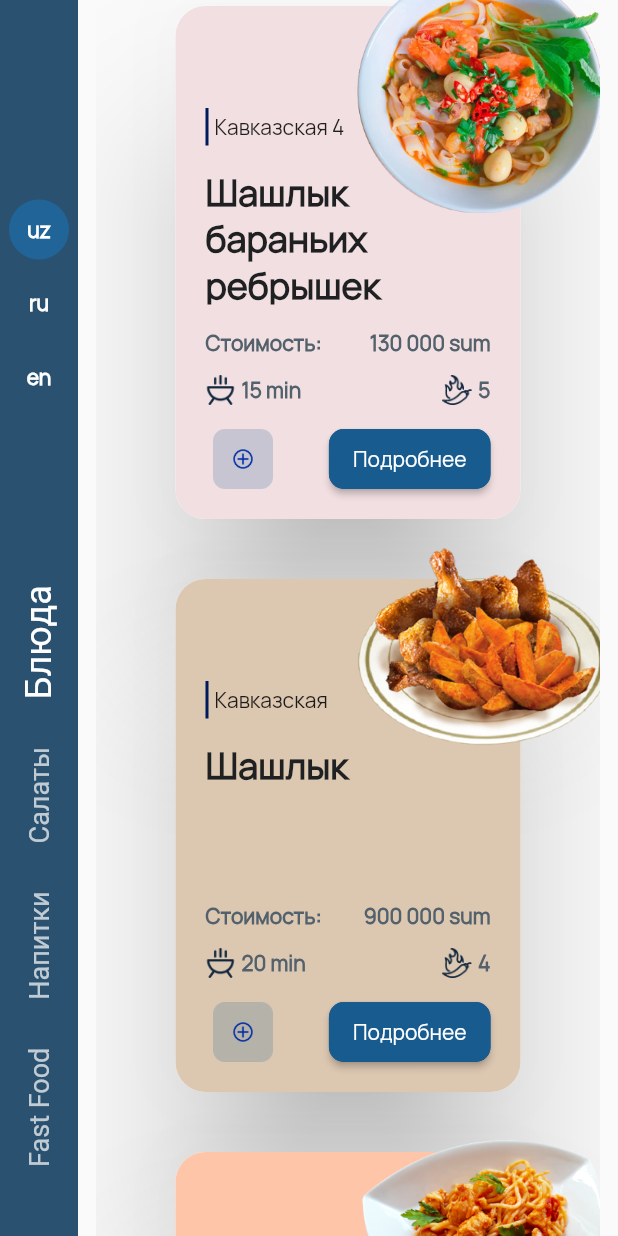
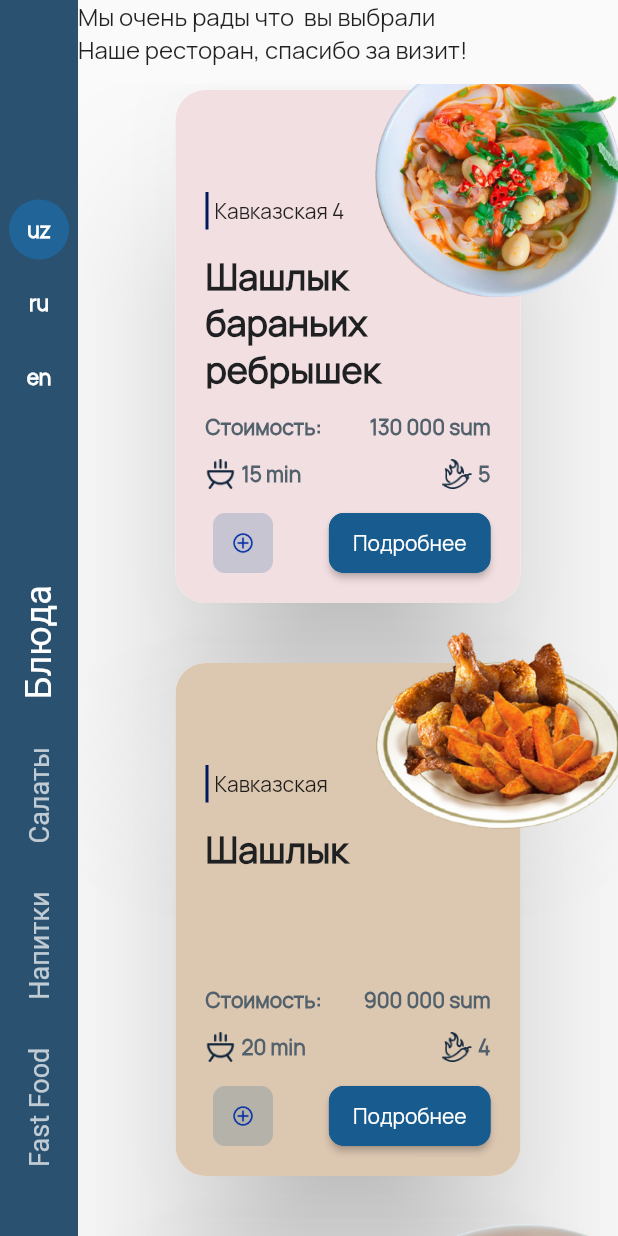
Before and after one commit to ZayniddinMamarasulov/restaurant_menu, a Flutter app: the screen it shows after launch, on a phone screen of 412 x 824 dp. Run offline on Flutter 3.47's test engine with Material 2 defaults, Android fonts, the phone set to English and light mode, and no system bars; our stand-ins replace flutter_native_splash.

Commit message:
ui adapted to flutter web

```diff
--- a/lib/screens/dishes_page.dart
+++ b/lib/screens/dishes_page.dart
@@ -19,49 +19,64 @@ class _DishesPageState extends State<DishesPage> {
   Widget build(BuildContext context) {
     return WillPopScope(
       onWillPop: () {
-        //trigger leaving and use own data
-        // Navigator.pop(context, false);
         _isItemSelected
             ? setState(() {
                 _isItemSelected = false;
               })
             : exit(0);
-
-        //we need to return a future
         return Future.value(false);
       },
       child: SafeArea(
           child: _isItemSelected
               ? DetailsPage(_selectedItemIndex)
               : Scaffold(
-                body: Padding(
-                padding: const EdgeInsets.fromLTRB(12, 0, 12, 0),
-                child: Column(
+                  body: LayoutBuilder(
+                    builder:
+                        (BuildContext context, BoxConstraints constraints) {
+                      return defaultUI(constraints);
+                    },
+                  ),
+                )),
+    );
+  }
+
+  Widget defaultUI(BoxConstraints constraints) {
+    print("width : ${constraints.maxWidth}");
+    var axisCount = 1;
+    var current = constraints.maxWidth;
+    if (current <= 500) {
+      axisCount = 1;
+    } else if (current > 500 && current <= 750) {
+      axisCount = 2;
+    } else if (current > 750 && current <= 1000) {
+      axisCount = 3;
+    } else {
+      axisCount = 4;
+    }
+    return Column(
+      mainAxisSize: MainAxisSize.max,
       crossAxisAlignment: CrossAxisAlignment.start,
       mainAxisAlignment: MainAxisAlignment.start,
       children: [
-                    // Text(
-                    //   'Мы очень рады что  вы выбрали\nНаше ресторан, спасибо за визит!',
-                    //   style: TextStyle(fontSize: 16),
-                    // ),
+        const Text(
+          'Мы очень рады что  вы выбрали\nНаше ресторан, спасибо за визит!',
+          style: TextStyle(fontSize: 16),
+        ),
+        const SizedBox(height: 12),
         Expanded(
           child: GridView.builder(
               scrollDirection: Axis.vertical,
               itemCount: Meal.meals.length,
-                          gridDelegate:
-                              const SliverGridDelegateWithFixedCrossAxisCount(
-                                  crossAxisCount: 1,
+              gridDelegate: SliverGridDelegateWithFixedCrossAxisCount(
+                  crossAxisCount: axisCount,
                   mainAxisExtent: 350,
-                                  crossAxisSpacing: 10,
+                  crossAxisSpacing: 12,
                   mainAxisSpacing: 32),
               itemBuilder: (BuildContext context, int index) {
                 return meal(Meal.meals[index], context, index);
               }),
         )
       ],
-                ),
-              )),
-      ),
     );
   }
 
@@ -190,7 +205,7 @@ class _DishesPageState extends State<DishesPage> {
                                               color: Color(0xff175B8F)))),
                                   backgroundColor:
                                       MaterialStateProperty.all<Color>(
-                                          Color(0xff175B8F))),
+                                          const Color(0xff175B8F))),
                               onPressed: () {
                                 setState(() {
                                   _isItemSelected = true;
```
Lines whose indentation alone changed are shown as unchanged.
